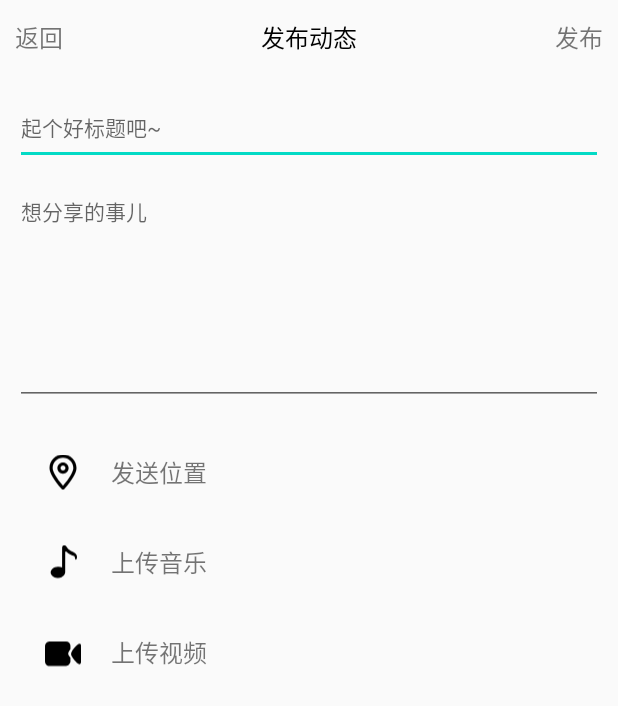
After one commit to li-jinpeng/androidapp, an Android app: the layout activity_publish.xml on its own in the app's theme, with its tools: preview values and no code run, on a phone screen of 412 x 824 dp. The commit adds this screen. Shown: the top 706 px of the screen. Run offline under Robolectric (Android 15) with nearby library versions, the phone set to English and light mode, and no system bars.

Commit message:
动态发布

```diff
--- a/frontend/app/build.gradle
+++ b/frontend/app/build.gradle
@@ -2,7 +2,6 @@ apply plugin: 'com.android.application'
 
 android {
     compileSdkVersion 32
-    buildToolsVersion "29.0.2"
 
     defaultConfig {
         applicationId "com.example.androidapp"
--- a/frontend/app/src/main/AndroidManifest.xml
+++ b/frontend/app/src/main/AndroidManifest.xml
@@ -44,6 +44,7 @@
             tools:ignore="LockedOrientationActivity"/>
         <activity
             android:name=".activity.LoginActivity"
+            android:exported="true"
             android:label="@string/app_name"
             android:screenOrientation="portrait"
             tools:ignore="LockedOrientationActivity">
--- /dev/null
+++ b/frontend/app/src/main/java/com/example/androidapp/activity/PublicActivity.java
@@ -0,0 +1,4 @@
+package com.example.androidapp.activity;
+
+public class PublicActivity {
+}
--- a/frontend/app/src/main/java/com/example/androidapp/fragment/main/HomeFragment.java
+++ b/frontend/app/src/main/java/com/example/androidapp/fragment/main/HomeFragment.java
@@ -1,15 +1,24 @@
 package com.example.androidapp.fragment.main;
 
 import android.os.Bundle;
+import android.util.Log;
+import android.view.ContextMenu;
 import android.view.LayoutInflater;
+import android.view.Menu;
+import android.view.MenuInflater;
+import android.view.MenuItem;
 import android.view.View;
 import android.view.ViewGroup;
+import android.widget.ImageView;
 
 import androidx.annotation.NonNull;
 import androidx.fragment.app.Fragment;
 
 import com.example.androidapp.R;
 
+import java.lang.reflect.Method;
+
+import butterknife.BindView;
 import butterknife.ButterKnife;
 import butterknife.Unbinder;
 
@@ -17,14 +26,44 @@ import butterknife.Unbinder;
 public class HomeFragment extends Fragment {
 
     private Unbinder unbinder;
+    @BindView(R.id.imageButton)
+    ImageView imageview;
 
     public View onCreateView(@NonNull LayoutInflater inflater,
                              ViewGroup container, Bundle savedInstanceState) {
 
         View root = inflater.inflate(R.layout.fragment_home, container, false);
         unbinder = ButterKnife.bind(this, root);
+        Initview();
         return root;
     }
+
+    private void Initview(){
+        this.registerForContextMenu(imageview);
+    }
+
+
+    @Override
+    public void onCreateContextMenu(ContextMenu menu, View v, ContextMenu.ContextMenuInfo menuInfo) {
+        MenuInflater inflater = getActivity().getMenuInflater();
+        inflater.inflate(R.menu.menu_publishmenu,menu);
+        super.onCreateContextMenu(menu, v, menuInfo);
+    }
+
+    //该方法对菜单的item进行监听
+    @Override
+    public boolean onOptionsItemSelected(@NonNull MenuItem item) {
+        switch (item.getItemId()) {
+            case R.id.menu1:
+                Log.v("1","1");
+                break;
+            case R.id.menu2:
+                Log.v("2","2");
+                break;
+        }
+        return super.onOptionsItemSelected(item);
+    }
+
 
     @Override
     public void onActivityCreated(Bundle savedInstanceState) {
--- /dev/null
+++ b/frontend/app/src/main/res/drawable/ic_music_24dp.xml
@@ -0,0 +1,9 @@
+<vector xmlns:android="http://schemas.android.com/apk/res/android"
+    android:width="24dp"
+    android:height="24dp"
+    android:viewportWidth="1024"
+    android:viewportHeight="1024">
+  <path
+      android:fillColor="#FF000000"
+      android:pathData="M875.52,433.15q-7.17,-1.02 -12.8,-10.24t-8.7,-33.79q-5.12,-39.94 -26.11,-58.88t-65.02,-27.14q-46.08,-9.22 -81.41,-37.38t-58.88,-52.74q-22.53,-21.5 -34.82,-15.36t-12.29,22.53l0,44.03 0,96.26q0,57.34 -0.51,123.9t-0.51,125.95l0,104.45 0,58.37q1.02,24.58 -7.68,54.78t-32.77,56.83 -64,45.57 -99.33,22.02q-60.42,3.07 -109.06,-21.5t-75.26,-61.95 -26.11,-81.92 38.4,-83.46 81.92,-54.27 84.99,-16.9 73.22,5.63 47.62,13.31l0,-289.79q0,-120.83 1.02,-272.38 0,-29.7 15.36,-48.64t40.96,-22.02q21.5,-3.07 35.33,8.7t28.16,32.77 35.33,47.62 56.83,52.22q30.72,23.55 53.76,33.79t43.01,18.94 39.42,20.99 43.01,39.94q23.55,26.62 28.67,55.3t0.51,52.22 -14.85,38.4 -17.41,13.82z"/>
+</vector>
--- /dev/null
+++ b/frontend/app/src/main/res/drawable/ic_pov_24dp.xml
@@ -0,0 +1,9 @@
+<vector xmlns:android="http://schemas.android.com/apk/res/android"
+    android:width="24dp"
+    android:height="24dp"
+    android:viewportWidth="1024"
+    android:viewportHeight="1024">
+  <path
+      android:fillColor="#FF000000"
+      android:pathData="M731.55,588.95C782.03,501.86 806,432.63 806,384c0,-162.37 -131.63,-294 -294,-294S218,221.63 218,384c0,48.63 23.97,117.86 74.45,204.95C341.91,674.28 415.13,773.96 512,887.43c96.87,-113.47 170.09,-213.15 219.55,-298.48zM549.64,981.52a50,50 0,0 1,-4.73 4.73c-20.79,18.18 -52.38,16.06 -70.55,-4.73C243.45,717.45 128,518.28 128,384 128,171.92 299.92,0 512,0s384,171.92 384,384c0,134.28 -115.45,333.45 -346.36,597.52zM512,544c88.37,0 160,-71.63 160,-160s-71.63,-160 -160,-160 -160,71.63 -160,160 71.63,160 160,160zM512,454c-38.66,0 -70,-31.34 -70,-70s31.34,-70 70,-70 70,31.34 70,70 -31.34,70 -70,70z"/>
+</vector>
--- /dev/null
+++ b/frontend/app/src/main/res/drawable/ic_video_24dp.xml
@@ -0,0 +1,9 @@
+<vector xmlns:android="http://schemas.android.com/apk/res/android"
+    android:width="24dp"
+    android:height="24dp"
+    android:viewportWidth="1087"
+    android:viewportHeight="1024">
+  <path
+      android:fillColor="#FF000000"
+      android:pathData="M768,415.74q0,5.12 -10.75,17.92t-23.04,30.21 -23.04,37.89 -10.75,41.98 10.75,41.47 23.04,36.35 23.04,27.14 10.75,13.82l0,107.52q0,17.41 -12.8,39.42t-31.74,41.47 -41.98,32.26 -43.52,12.8l-508.93,0q-27.65,0 -50.69,-9.73t-40.45,-27.14 -27.14,-40.96 -9.73,-51.2l0,-441.34q0,-20.48 9.22,-42.5t26.11,-40.45 39.94,-30.72 50.69,-12.29l508.93,0q27.65,0 51.71,9.73t41.98,26.62 28.16,40.45 10.24,50.18l0,89.09zM1086.46,319.49l0,467.97q0,22.53 -11.78,39.94t-35.33,17.41q-8.19,0 -20.99,-6.14t-25.6,-14.34 -24.06,-16.38 -16.38,-13.31q-13.31,-11.26 -40.45,-38.91t-54.78,-62.46 -48.64,-71.68 -20.99,-67.58 22.53,-70.14 54.27,-77.31 66.56,-70.14 58.37,-48.64q9.22,-6.14 25.09,-14.85t28.16,-8.7q27.65,0 35.84,15.36t8.19,37.89l0,2.05z"/>
+</vector>
--- /dev/null
+++ b/frontend/app/src/main/res/layout/activity_publish.xml
@@ -0,0 +1,162 @@
+<?xml version="1.0" encoding="utf-8"?>
+<androidx.constraintlayout.widget.ConstraintLayout xmlns:android="http://schemas.android.com/apk/res/android"
+    xmlns:app="http://schemas.android.com/apk/res-auto"
+    xmlns:tools="http://schemas.android.com/tools"
+    android:layout_width="match_parent"
+    android:layout_height="match_parent"
+    tools:context=".activity.PublicActivity">
+
+    <RelativeLayout
+        android:id="@+id/top_panel"
+        android:layout_width="match_parent"
+        android:layout_height="@dimen/single_height"
+        android:textSize="20sp"
+        app:layout_constraintTop_toTopOf="parent">
+
+        <TextView
+            android:id="@+id/back_button"
+            android:layout_width="wrap_content"
+            android:layout_height="match_parent"
+            android:layout_alignParentStart="true"
+            android:gravity="center_vertical"
+            android:padding="10dp"
+            android:scaleType="fitCenter"
+            android:text="@string/BACK"
+            android:textSize="16sp" />
+
+        <TextView
+            android:layout_width="wrap_content"
+            android:layout_height="match_parent"
+            android:layout_centerHorizontal="true"
+            android:gravity="center"
+            android:text="@string/PUBLISH"
+            android:textColor="#000000"
+            android:textSize="16sp" />
+
+        <TextView
+            android:id="@+id/menu_button"
+            android:layout_width="wrap_content"
+            android:layout_height="match_parent"
+            android:layout_alignParentEnd="true"
+            android:gravity="center_vertical"
+            android:padding="10dp"
+            android:scaleType="fitCenter"
+            android:text="@string/PUBCONFIRM"
+            android:textSize="16sp" />
+
+    </RelativeLayout>
+
+    <EditText
+        android:layout_width="match_parent"
+        android:layout_height="@dimen/single_height"
+        android:layout_marginTop="@dimen/edit_top_margin"
+        android:id="@+id/edit_title"
+        android:layout_marginStart="@dimen/edit_leftright_margin"
+        android:layout_marginEnd="@dimen/edit_leftright_margin"
+        android:hint="@string/TITLETIP"
+        app:layout_constraintTop_toBottomOf="@id/top_panel"
+        android:textSize="14sp"/>
+
+    <EditText
+        android:id="@+id/edit_content"
+        android:layout_width="match_parent"
+        android:layout_height="@dimen/content_height"
+        android:layout_marginTop="@dimen/edit_top_margin"
+        android:layout_marginStart="@dimen/edit_leftright_margin"
+        android:layout_marginEnd="@dimen/edit_leftright_margin"
+        android:hint="@string/CONTENTTIP"
+        android:inputType="textMultiLine"
+        android:gravity="top"
+        app:layout_constraintTop_toBottomOf="@id/edit_title"
+        android:textSize="14sp"/>
+
+    <androidx.recyclerview.widget.RecyclerView
+        android:id="@+id/rcv_img"
+        app:layout_constraintTop_toBottomOf="@id/edit_content"
+        android:layout_marginTop="@dimen/edit_top_margin"
+        android:layout_marginStart="@dimen/edit_leftright_margin"
+        android:layout_marginEnd="@dimen/edit_leftright_margin"
+        android:layout_width="match_parent"
+        android:layout_height="wrap_content"/>
+
+    <RelativeLayout
+        android:id="@+id/addpos"
+        android:layout_width="match_parent"
+        android:layout_height="@dimen/single_height"
+        android:layout_marginTop="@dimen/edit_top_margin"
+        android:layout_marginStart="@dimen/edit_leftright_margin"
+        android:layout_marginEnd="@dimen/edit_leftright_margin"
+        app:layout_constraintTop_toBottomOf="@id/rcv_img">
+
+        <ImageView
+            android:id="@+id/pov_img"
+            android:layout_width="wrap_content"
+            android:layout_height="match_parent"
+            android:layout_marginStart="20dp"
+            android:src="@drawable/ic_pov_24dp" />
+
+        <TextView
+            android:layout_width="wrap_content"
+            android:layout_height="match_parent"
+            android:layout_toEndOf="@id/pov_img"
+            android:layout_marginStart="20dp"
+            android:text="@string/SENDPOV"
+            android:gravity="center_vertical"
+            android:textSize="16sp"
+            />
+    </RelativeLayout>
+
+    <RelativeLayout
+        android:id="@+id/addmusic"
+        android:layout_width="match_parent"
+        android:layout_height="@dimen/single_height"
+        android:layout_marginTop="@dimen/edit_top_margin"
+        android:layout_marginStart="@dimen/edit_leftright_margin"
+        android:layout_marginEnd="@dimen/edit_leftright_margin"
+        app:layout_constraintTop_toBottomOf="@id/addpos">
+
+        <ImageView
+            android:id="@+id/music_img"
+            android:layout_width="wrap_content"
+            android:layout_height="match_parent"
+            android:layout_marginStart="20dp"
+            android:src="@drawable/ic_music_24dp" />
+
+        <TextView
+            android:layout_width="wrap_content"
+            android:layout_height="match_parent"
+            android:layout_toEndOf="@id/music_img"
+            android:layout_marginStart="20dp"
+            android:text="@string/SENDMUSIC"
+            android:gravity="center_vertical"
+            android:textSize="16sp"
+            />
+    </RelativeLayout>
+
+    <RelativeLayout
+        android:id="@+id/addvideo"
+        android:layout_width="match_parent"
+        android:layout_height="@dimen/single_height"
+        android:layout_marginTop="@dimen/edit_top_margin"
+        android:layout_marginStart="@dimen/edit_leftright_margin"
+        android:layout_marginEnd="@dimen/edit_leftright_margin"
+        app:layout_constraintTop_toBottomOf="@id/addmusic">
+
+        <ImageView
+            android:id="@+id/video_img"
+            android:layout_width="wrap_content"
+            android:layout_height="match_parent"
+            android:layout_marginStart="20dp"
+            android:src="@drawable/ic_video_24dp" />
+
+        <TextView
+            android:layout_width="wrap_content"
+            android:layout_height="match_parent"
+            android:layout_toEndOf="@id/video_img"
+            android:layout_marginStart="20dp"
+            android:text="@string/SENDVIDEO"
+            android:gravity="center_vertical"
+            android:textSize="16sp"
+            />
+    </RelativeLayout>
+</androidx.constraintlayout.widget.ConstraintLayout>
--- /dev/null
+++ b/frontend/app/src/main/res/menu/menu_publishmenu.xml
@@ -0,0 +1,11 @@
+<?xml version="1.0" encoding="utf-8"?>
+<menu xmlns:android="http://schemas.android.com/apk/res/android">
+    <item
+        android:id="@+id/menu1"
+        android:title="发布动态"
+        />
+    <item
+        android:id="@+id/menu2"
+        android:title="我的草稿"
+        />
+</menu>
--- a/frontend/app/src/main/res/values/dimens.xml
+++ b/frontend/app/src/main/res/values/dimens.xml
@@ -4,4 +4,8 @@
     <dimen name="activity_vertical_margin">16dp</dimen>
     <dimen name="grid_expected_size">120dp</dimen>
     <dimen name="text_size">18dp</dimen>
+    <dimen name="single_height">50dp</dimen>
+    <dimen name='content_height'>150dp</dimen>
+    <dimen name="edit_leftright_margin">10dp</dimen>
+    <dimen name="edit_top_margin">10dp</dimen>
 </resources>
--- a/frontend/app/src/main/res/values/strings.xml
+++ b/frontend/app/src/main/res/values/strings.xml
@@ -57,4 +57,12 @@
 
 
     <string name="error_gif">x or y bound size should be at least %1$dpx and file size should be no more than %2$sM</string>
+    <string name="BACK">返回</string>
+    <string name="PUBLISH">发布动态</string>
+    <string name="PUBCONFIRM">发布</string>
+    <string name="TITLETIP">起个好标题吧~</string>
+    <string name="CONTENTTIP">想分享的事儿</string>
+    <string name="SENDPOV">发送位置</string>
+    <string name="SENDMUSIC">上传音乐</string>
+    <string name="SENDVIDEO">上传视频</string>
 </resources>
--- a/frontend/build.gradle
+++ b/frontend/build.gradle
@@ -9,7 +9,7 @@ buildscript {
         maven {url 'https://www.jitpack.io'}
     }
     dependencies {
-        classpath 'com.android.tools.build:gradle:3.6.2'
+        classpath 'com.android.tools.build:gradle:7.1.2'
 
 
         // NOTE: Do not place your application dependencies here; they belong
```
Also changed, not shown: frontend/gradle/wrapper/gradle-wrapper.properties.
